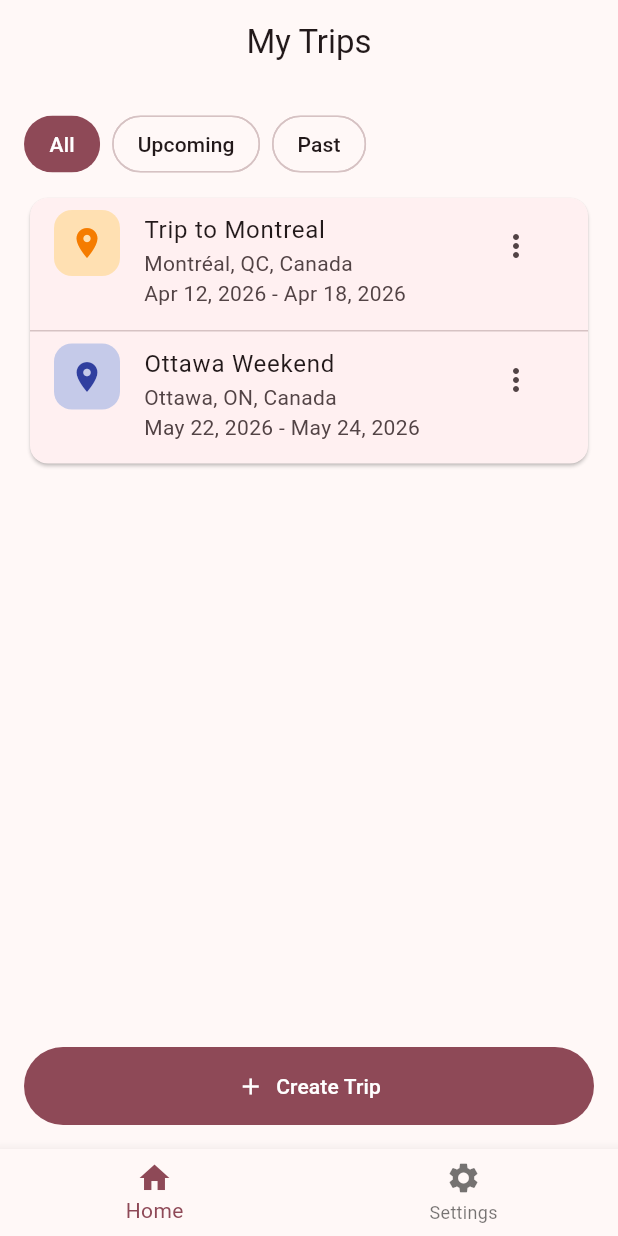
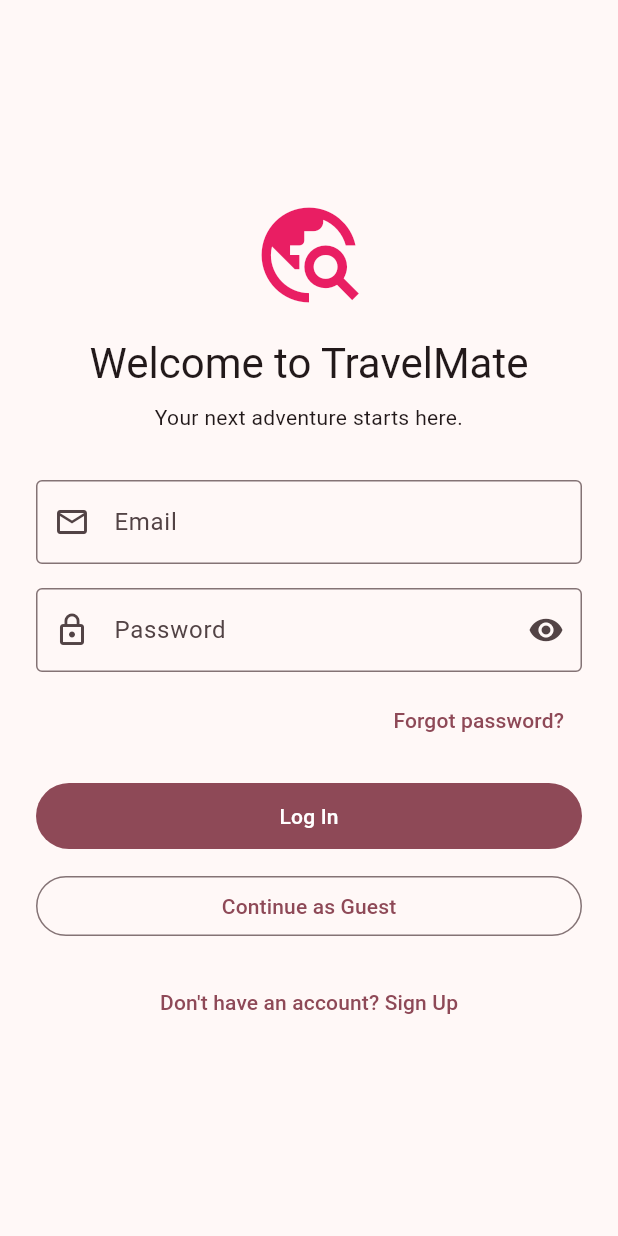
Before and after one commit to nabihaaaa/TravelMate, a Flutter app: the screen it shows after launch, on a phone screen of 412 x 824 dp. Run offline on Flutter 3.47's test engine with Material 3 defaults, Android fonts, the phone set to English and light mode, and no system bars; our stand-ins replace firebase_auth, firebase_core, flutter_local_notifications, flutter_timezone, google_maps_flutter, shared_preferences and 1 more; accounts and stored records are empty.

Commit message:
Implement Firebase authentication and guest account upgrade

```diff
--- /dev/null
+++ b/lib/screens/auth_gate.dart
@@ -0,0 +1,39 @@
+
+import 'package:firebase_auth/firebase_auth.dart';
+import 'package:flutter/material.dart';
+
+import '../services/auth_service.dart';
+import 'login_screen.dart';
+import 'main_shell.dart';
+
+class AuthGate extends StatelessWidget {
+  const AuthGate({super.key});
+
+  @override
+  Widget build(BuildContext context) {
+    return StreamBuilder<User?>(
+      stream: AuthService.instance.authStateChanges,
+      builder: (context, snapshot) {
+        if (snapshot.connectionState == ConnectionState.waiting) {
+          return const Scaffold(
+            body: Center(child: CircularProgressIndicator()),
+          );
+        }
+
+        if (snapshot.hasError) {
+          return const Scaffold(
+            body: Center(
+              child: Text('Unable to check your sign-in status.'),
+            ),
+          );
+        }
+
+        if (snapshot.data == null) {
+          return const LoginScreen();
+        }
+
+        return const MainShell();
+      },
+    );
+  }
+}
--- /dev/null
+++ b/lib/screens/login_screen.dart
@@ -0,0 +1,259 @@
+
+import 'package:firebase_auth/firebase_auth.dart';
+import 'package:flutter/material.dart';
+
+import '../services/auth_service.dart';
+import 'register_screen.dart';
+
+class LoginScreen extends StatefulWidget {
+  const LoginScreen({super.key});
+
+  @override
+  State<LoginScreen> createState() => _LoginScreenState();
+}
+
+class _LoginScreenState extends State<LoginScreen> {
+  final _formKey = GlobalKey<FormState>();
+  final _emailController = TextEditingController();
+  final _passwordController = TextEditingController();
+
+  bool _showPassword = false;
+  bool _loading = false;
+
+  @override
+  void dispose() {
+    _emailController.dispose();
+    _passwordController.dispose();
+    super.dispose();
+  }
+
+  // Show a helpful message when Firebase rejects a request.
+  String _firebaseError(FirebaseAuthException error) {
+    switch (error.code) {
+      case 'invalid-email':
+        return 'Please enter a valid email address.';
+      case 'invalid-credential':
+      case 'wrong-password':
+      case 'user-not-found':
+        return 'Incorrect email or password.';
+      case 'too-many-requests':
+        return 'Too many attempts. Please try again later.';
+      case 'network-request-failed':
+        return 'Please check your internet connection.';
+      default:
+        return error.message ?? 'Something went wrong. Please try again.';
+    }
+  }
+
+  Future<void> _login() async {
+    if (!_formKey.currentState!.validate() || _loading) return;
+
+    setState(() => _loading = true);
+
+    try {
+      await AuthService.instance.login(
+        email: _emailController.text,
+        password: _passwordController.text,
+      );
+    } on FirebaseAuthException catch (error) {
+      if (mounted) {
+        ScaffoldMessenger.of(context).showSnackBar(
+          SnackBar(content: Text(_firebaseError(error))),
+        );
+      }
+    } catch (_) {
+      if (mounted) {
+        ScaffoldMessenger.of(context).showSnackBar(
+          const SnackBar(content: Text('Unable to log in right now.')),
+        );
+      }
+    } finally {
+      if (mounted) setState(() => _loading = false);
+    }
+  }
+
+  Future<void> _continueAsGuest() async {
+    if (_loading) return;
+
+    setState(() => _loading = true);
+
+    try {
+      await AuthService.instance.signInAsGuest();
+    } on FirebaseAuthException catch (error) {
+      if (mounted) {
+        ScaffoldMessenger.of(context).showSnackBar(
+          SnackBar(content: Text(_firebaseError(error))),
+        );
+      }
+    } catch (_) {
+      if (mounted) {
+        ScaffoldMessenger.of(context).showSnackBar(
+          const SnackBar(content: Text('Unable to start guest mode.')),
+        );
+      }
+    } finally {
+      if (mounted) setState(() => _loading = false);
+    }
+  }
+
+  Future<void> _resetPassword() async {
+    final email = _emailController.text.trim();
+
+    if (email.isEmpty || !email.contains('@')) {
+      ScaffoldMessenger.of(context).showSnackBar(
+        const SnackBar(content: Text('Enter your email address first.')),
+      );
+      return;
+    }
+
+    try {
+      await AuthService.instance.resetPassword(email);
+
+      if (mounted) {
+        ScaffoldMessenger.of(context).showSnackBar(
+          const SnackBar(
+            content: Text('If the account exists, a reset email will be sent.'),
+          ),
+        );
+      }
+    } on FirebaseAuthException catch (error) {
+      if (mounted) {
+        ScaffoldMessenger.of(context).showSnackBar(
+          SnackBar(content: Text(_firebaseError(error))),
+        );
+      }
+    }
+  }
+
+  @override
+  Widget build(BuildContext context) {
+    return Scaffold(
+      body: Center(
+        child: SingleChildScrollView(
+          padding: const EdgeInsets.all(24),
+          child: ConstrainedBox(
+            constraints: const BoxConstraints(maxWidth: 420),
+            child: Form(
+              key: _formKey,
+              child: Column(
+                mainAxisAlignment: MainAxisAlignment.center,
+                crossAxisAlignment: CrossAxisAlignment.stretch,
+                children: [
+                  const Icon(
+                    Icons.travel_explore,
+                    size: 76,
+                    color: Colors.pink,
+                  ),
+                  const SizedBox(height: 16),
+                  Text(
+                    'Welcome to TravelMate',
+                    textAlign: TextAlign.center,
+                    style: Theme.of(context).textTheme.headlineMedium,
+                  ),
+                  const SizedBox(height: 8),
+                  const Text(
+                    'Your next adventure starts here.',
+                    textAlign: TextAlign.center,
+                  ),
+                  const SizedBox(height: 32),
+
+                  TextFormField(
+                    controller: _emailController,
+                    keyboardType: TextInputType.emailAddress,
+                    autofillHints: const [AutofillHints.email],
+                    decoration: const InputDecoration(
+                      labelText: 'Email',
+                      prefixIcon: Icon(Icons.email_outlined),
+                      border: OutlineInputBorder(),
+                    ),
+                    validator: (value) {
+                      final email = value?.trim() ?? '';
+                      if (email.isEmpty) return 'Email is required.';
+                      if (!RegExp(r'^[^@\s]+@[^@\s]+\.[^@\s]+$')
+                          .hasMatch(email)) {
+                        return 'Enter a valid email address.';
+                      }
+                      return null;
+                    },
+                  ),
+                  const SizedBox(height: 16),
+
+                  TextFormField(
+                    controller: _passwordController,
+                    obscureText: !_showPassword,
+                    autofillHints: const [AutofillHints.password],
+                    decoration: InputDecoration(
+                      labelText: 'Password',
+                      prefixIcon: const Icon(Icons.lock_outline),
+                      border: const OutlineInputBorder(),
+                      suffixIcon: IconButton(
+                        tooltip: _showPassword
+                            ? 'Hide password'
+                            : 'Show password',
+                        icon: Icon(
+                          _showPassword
+                              ? Icons.visibility_off
+                              : Icons.visibility,
+                        ),
+                        onPressed: () {
+                          setState(() => _showPassword = !_showPassword);
+                        },
+                      ),
+                    ),
+                    validator: (value) {
+                      if (value == null || value.isEmpty) {
+                        return 'Password is required.';
+                      }
+                      return null;
+                    },
+                  ),
+                  const SizedBox(height: 8),
+
+                  Align(
+                    alignment: Alignment.centerRight,
+                    child: TextButton(
+                      onPressed: _loading ? null : _resetPassword,
+                      child: const Text('Forgot password?'),
+                    ),
+                  ),
+                  const SizedBox(height: 16),
+
+                  FilledButton(
+                    onPressed: _loading ? null : _login,
+                    child: Padding(
+                      padding: const EdgeInsets.all(12),
+                      child: _loading
+                          ? const CircularProgressIndicator()
+                          : const Text('Log In'),
+                    ),
+                  ),
+                  const SizedBox(height: 12),
+
+                  OutlinedButton(
+                    onPressed: _loading ? null : _continueAsGuest,
+                    child: const Text('Continue as Guest'),
+                  ),
+                  const SizedBox(height: 16),
+
+                  TextButton(
+                    onPressed: _loading
+                        ? null
+                        : () {
+                            Navigator.push(
+                              context,
+                              MaterialPageRoute(
+                                builder: (_) => const RegisterScreen(),
+                              ),
+                            );
+                          },
+                    child: const Text("Don't have an account? Sign Up"),
+                  ),
+                ],
+              ),
+            ),
+          ),
+        ),
+      ),
+    );
+  }
+}
--- /dev/null
+++ b/lib/services/auth_service.dart
@@ -0,0 +1,85 @@
+
+import 'package:firebase_auth/firebase_auth.dart';
+
+class AuthService {
+  AuthService._();
+
+  static final AuthService instance = AuthService._();
+
+  final FirebaseAuth _auth = FirebaseAuth.instance;
+
+  // The currently signed-in user, if there is one.
+  User? get currentUser => _auth.currentUser;
+
+  // Listen for changes when users sign in or sign out.
+  Stream<User?> get authStateChanges => _auth.authStateChanges();
+
+  // Check whether the current account is a guest.
+  bool get isGuest => currentUser?.isAnonymous ?? false;
+
+  // Check whether someone is signed in.
+  bool get isSignedIn => currentUser != null;
+
+  // Create an account using email and password.
+  Future<UserCredential> register({
+    required String email,
+    required String password,
+  }) async {
+    return await _auth.createUserWithEmailAndPassword(
+      email: email.trim(),
+      password: password,
+    );
+  }
+
+  // Sign in with an existing account.
+  Future<UserCredential> login({
+    required String email,
+    required String password,
+  }) async {
+    return await _auth.signInWithEmailAndPassword(
+      email: email.trim(),
+      password: password,
+    );
+  }
+
+  // Allow someone to explore TravelMate without registering.
+  Future<UserCredential> signInAsGuest() async {
+    if (currentUser != null) {
+      throw StateError('A user is already signed in.');
+    }
+
+    return await _auth.signInAnonymously();
+  }
+
+  // Sign out of the current account.
+  Future<void> logout() async {
+    await _auth.signOut();
+  }
+
+  // Send a password reset email.
+  Future<void> resetPassword(String email) async {
+    await _auth.sendPasswordResetEmail(
+      email: email.trim(),
+    );
+  }
+
+  // Convert a guest account into a permanent email account.
+  // Linking keeps the same Firebase user ID.
+  Future<UserCredential> linkGuestAccount({
+    required String email,
+    required String password,
+  }) async {
+    final user = currentUser;
+
+    if (user == null || !user.isAnonymous) {
+      throw StateError('No guest account is signed in.');
+    }
+
+    final credential = EmailAuthProvider.credential(
+      email: email.trim(),
+      password: password,
+    );
+
+    return await user.linkWithCredential(credential);
+  }
+}
--- a/pubspec.yaml
+++ b/pubspec.yaml
@@ -39,6 +39,8 @@ dependencies:
   timezone: ^0.10.1
   flutter_timezone: ^5.1.1
   google_maps_flutter: ^2.19.0
+  firebase_core: ^5.2.0
+  firebase_auth: ^7.1.0
 
 dev_dependencies:
   flutter_test:
```
Also changed, not shown: lib/main.dart (+15 -4 lines), lib/routes.dart (+5 -4 lines), lib/screens/register_screen.dart (added, +195 -0 lines), lib/screens/settings_screen.dart (+125 -3 lines), firebase.json (added), lib/firebase_options.dart (added), pubspec.lock, 3 other files.
